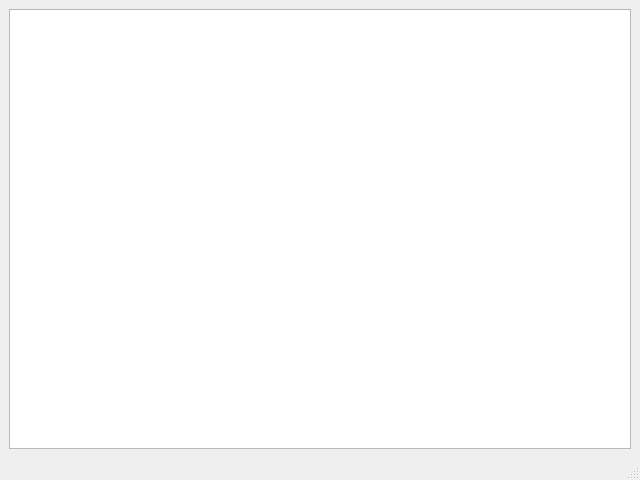
This is MainWindow.ui in tuxta/ourapi as Qt 5 draws it before an edit. The edited form follows.
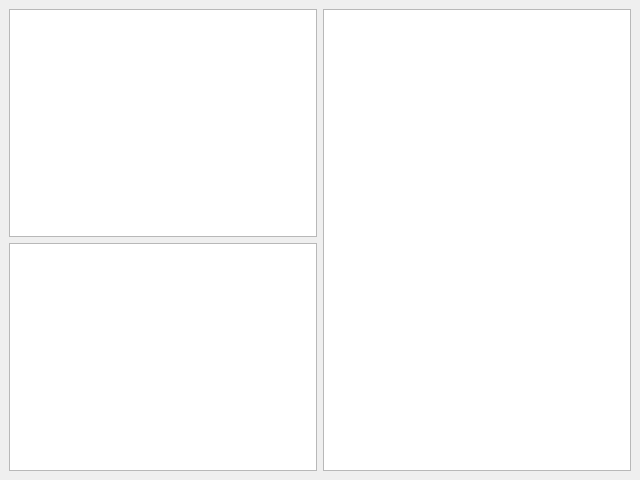
This is the edited form.

What changed in the file:
```diff
--- a/MainWindow.ui
+++ b/MainWindow.ui
@@ -16,21 +16,24 @@
   <widget class="QWidget" name="centralwidget">
    <layout class="QGridLayout" name="gridLayout">
     <item row="0" column="0">
-     <widget class="QTextEdit" name="textEdit"/>
+     <layout class="QHBoxLayout" name="horizontalLayout">
+      <item>
+       <layout class="QVBoxLayout" name="verticalLayout">
+        <item>
+         <widget class="QTextEdit" name="requestText"/>
+        </item>
+        <item>
+         <widget class="QTextEdit" name="clientText"/>
+        </item>
+       </layout>
+      </item>
+      <item>
+       <widget class="QTextEdit" name="responseText"/>
+      </item>
+     </layout>
     </item>
    </layout>
   </widget>
-  <widget class="QMenuBar" name="menubar">
-   <property name="geometry">
-    <rect>
-     <x>0</x>
-     <y>0</y>
-     <width>640</width>
-     <height>24</height>
-    </rect>
-   </property>
-  </widget>
-  <widget class="QStatusBar" name="statusbar"/>
  </widget>
  <resources/>
  <connections/>
```
